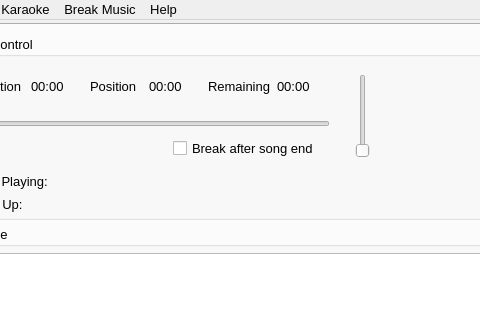
This is OpenKJ/mainwindow.ui in OpenKJ/OpenKJ as Qt 5 draws it before an edit; both pictures show x 89 to 569 and y 0 to 320 of the 1309 by 776 pixel window. The edited form follows.
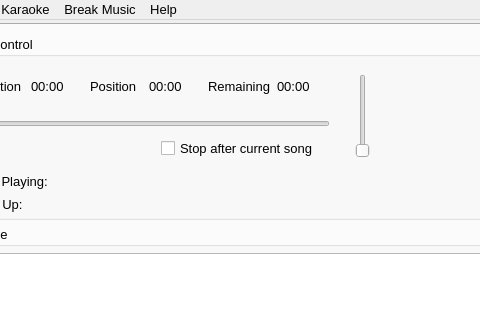
This is the edited form. The open tabs and pages were chosen to show the change. Icons and pictures are not drawn. Custom widgets are drawn as their Qt base class.

Commit message: Change wording from "break after" to "stop after" in break music media controls

```diff
--- a/OpenKJ/mainwindow.ui
+++ b/OpenKJ/mainwindow.ui
@@ -2186,7 +2186,7 @@
                               <enum>Qt::NoFocus</enum>
                              </property>
                              <property name="text">
-                              <string>Break after song end</string>
+                              <string>Stop after current song</string>
                              </property>
                             </widget>
                            </item>
```
The commit also changes 9 other files.
